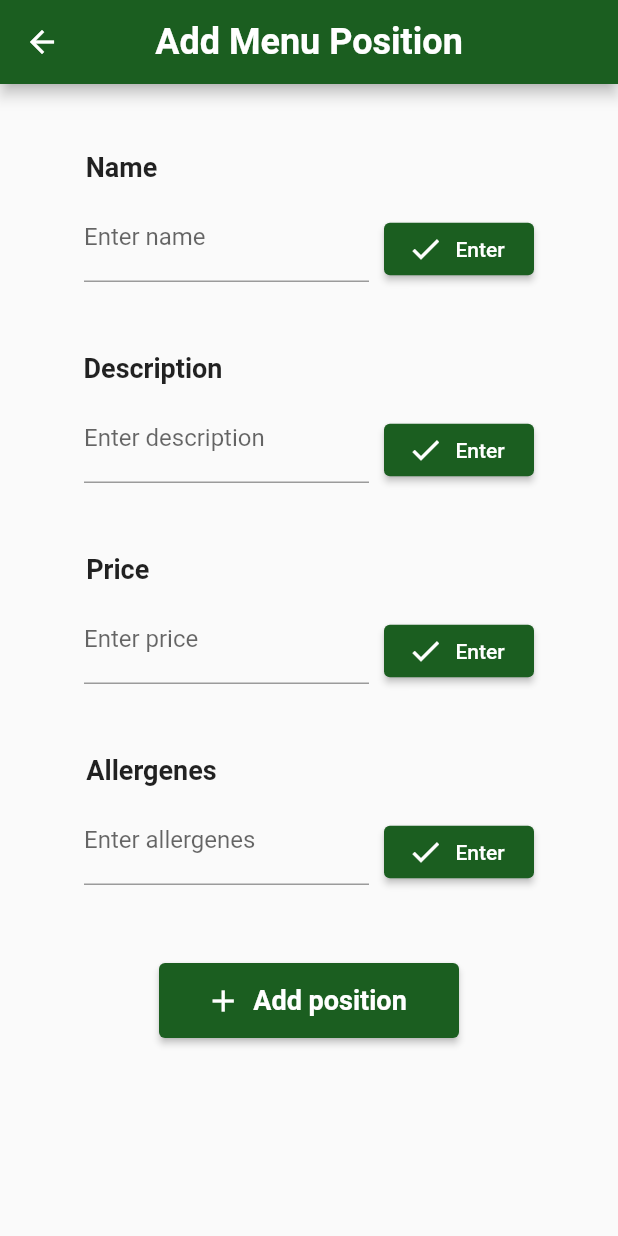
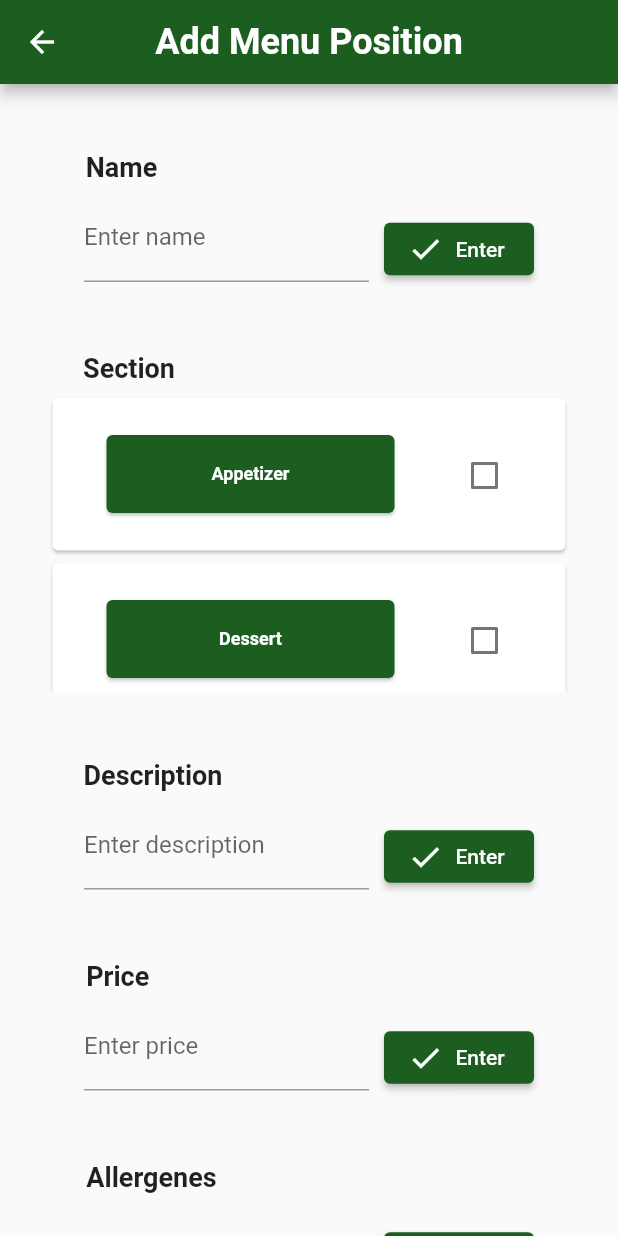
Before and after one commit to FilipMajewsk1/restaurant_management_app, a Flutter app: the AddMenuPosition screen opened by its route, on a phone screen of 412 x 824 dp. Run offline on Flutter 3.47's test engine with Material 2 defaults, Android fonts, the phone set to English and light mode, and no system bars.

Commit message:
Added: minor bug fixes

```diff
--- a/lib/pages/add/AddMenuPosition.dart
+++ b/lib/pages/add/AddMenuPosition.dart
@@ -1,5 +1,7 @@
 import 'package:flutter/material.dart';
 import 'package:restaurant_management_app/controllers/MenuController.dart';
+import 'package:restaurant_management_app/models/MenuSections.dart';
+import 'package:restaurant_management_app/pages/add/ShowMenuSectionsCard.dart';
 
 class AddMenuPosition extends StatefulWidget {
   const AddMenuPosition({Key? key}) : super(key: key);
@@ -17,6 +19,8 @@ class  _AddMenuPositionState extends State<AddMenuPosition> {
   String dishDescription = "";
   int? price;
   String allergens = "";
+  MenuSections? selectedSection;
+  List<MenuSections> sections = [MenuSections.Appetizer, MenuSections.Dessert, MenuSections.MainCourse, MenuSections.Soup];
 
   @override
   Widget build(BuildContext context) {
@@ -80,6 +84,22 @@ class  _AddMenuPositionState extends State<AddMenuPosition> {
                       ),
                     ],
                   ),
+                ),
+
+                Padding(
+                  padding: const EdgeInsets.fromLTRB(0, 45, 240, 5),
+                  child: Text(
+                    "Section",
+                    style: TextStyle(
+                      fontWeight: FontWeight.bold,
+                      fontSize: 18,
+                    ),
+                  ),
+                ),
+                SizedBox(
+                    width: 350,
+                    height: 200,
+                    child: buildSection(sections),
                 ),
 
                 Padding(
@@ -231,8 +251,10 @@ class  _AddMenuPositionState extends State<AddMenuPosition> {
                       }
                       if(dishName != ""
                           && dishDescription != ""
-                          && allergens != "" && price != null){
-                        //MenuuController.addPosition(dishName, dishDescription, price!, allergens, section)
+                          && allergens != ""
+                          && price != null
+                          && selectedSection != null){
+                        MenuuController.addPosition(dishName, dishDescription, price!, allergens, selectedSection!.name);
                         Navigator.pop(context);
                       }
                     },
@@ -257,4 +279,27 @@ class  _AddMenuPositionState extends State<AddMenuPosition> {
         )
     );
   }
+
+  void selectSection(MenuSections section) {
+    setState(() {
+      if (selectedSection == section) {
+        selectedSection = null;
+      } else {
+        selectedSection = section;
+      }
+    });
+  }
+
+  Widget buildSection(List<MenuSections> sections) =>
+      ListView.builder(
+        itemCount: sections.length,
+        itemBuilder: (context, index) {
+          final sectionn = sections[index];
+          return ShowMenuSectionsCard(
+            name: sectionn.name,
+            isSelected: selectedSection == sectionn,
+            onSelect: () => selectSection(sectionn),
+          );
+        },
+      );
 }
--- a/lib/pages/add/AddOrder.dart
+++ b/lib/pages/add/AddOrder.dart
@@ -249,7 +249,6 @@ class _AddOrderState extends State<AddOrder> {
                           selectedReservation != null &&
                           selectedTable != null &&
                           lines.isNotEmpty) {
-
                         OrderController.addOrder(
                             nameController.text,
                             selectedTable!.id,
--- /dev/null
+++ b/lib/pages/add/ShowMenuSectionsCard.dart
@@ -0,0 +1,73 @@
+import 'package:flutter/material.dart';
+
+class ShowMenuSectionsCard extends StatefulWidget {
+
+  final String name;
+  final bool isSelected;
+  final VoidCallback onSelect;
+
+  static String? selectedSection;
+
+
+  ShowMenuSectionsCard({
+    required this.name,
+    required this.isSelected,
+    required this.onSelect,});
+
+  @override
+  State<ShowMenuSectionsCard> createState() => _ShowMenuSectionsCard( name: name);
+}
+class _ShowMenuSectionsCard extends State<ShowMenuSectionsCard> {
+  String name;
+
+  _ShowMenuSectionsCard({required this.name});
+
+  @override
+  Widget build(BuildContext context) {
+    bool isChecked = ShowMenuSectionsCard.selectedSection == widget.name;
+    return SizedBox(
+      width: 350,
+      height: 110,
+      child: Card(
+        child: Row(
+          children: [
+            Expanded(
+              child: Center(
+                child: SizedBox(
+                  width: 200,
+                  height: 60,
+                  child: Card(
+                    color: Colors.green[900],
+                    child: Center(
+                      child: Text(
+                        widget.name,
+                        style: TextStyle(
+                          fontSize: 12.0,
+                          fontWeight: FontWeight.bold,
+                          color: Colors.white,
+                        ),
+                        textAlign: TextAlign.center,
+                      ),
+                    ),
+                  ),
+                ),
+              ),
+            ),
+            Column(
+              children: [
+                Padding(
+                  padding: const EdgeInsets.fromLTRB(0, 28, 30, 0),
+                  child: Checkbox(
+                    value: widget.isSelected,
+                    onChanged: (_) => widget.onSelect(),
+                  ),
+                ),
+
+              ],
+            ),
+          ],
+        ),
+      ),
+    );
+  }
+}
--- a/lib/pages/show/menu/ShowMenuPosition.dart
+++ b/lib/pages/show/menu/ShowMenuPosition.dart
@@ -103,13 +103,13 @@ class _ShowMenuPositionState extends State<ShowMenuPosition> {
                   ),
                 ),
                 SizedBox(
-                  height: 110,
+                  height: 240,
                   width: 300,
                   child: Card(
                     child: Center(
                       child: SizedBox(
-                        width: 200,
-                        height: 60,
+                        width: 270,
+                        height: 150,
                         child: Card(
                           color: Colors.green[900],
                           child: Center(
@@ -117,12 +117,16 @@ class _ShowMenuPositionState extends State<ShowMenuPosition> {
                               future: futurePosition,
                               builder: (context, snapshot) {
                                 if (snapshot.hasData) {
-                                  return Text(snapshot.data!.dishDescription,
-                                      style: TextStyle(
-                                        fontWeight: FontWeight.bold,
-                                        fontSize: 12,
-                                        color: Colors.white,
-                                      ));
+                                  return Padding(
+                                    padding: const EdgeInsets.fromLTRB(10,0,10,0),
+                                    child: Text(snapshot.data!.dishDescription,
+                                        textAlign: TextAlign.center,
+                                        style: TextStyle(
+                                          fontWeight: FontWeight.bold,
+                                          fontSize: 12,
+                                          color: Colors.white,
+                                        )),
+                                  );
                                 } else {
                                   return (Center(
                                       child:CircularProgressIndicator()));                                }
```
